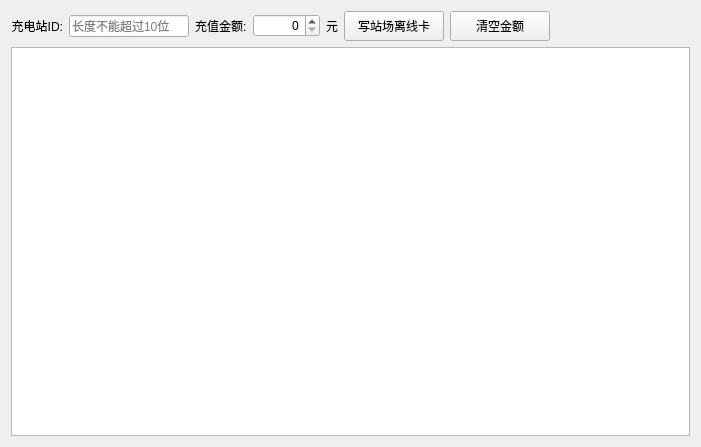
This is stationofflinewidget.ui in malx927/NfcPn532Card as Qt 5 draws it before an edit. The edited form follows.
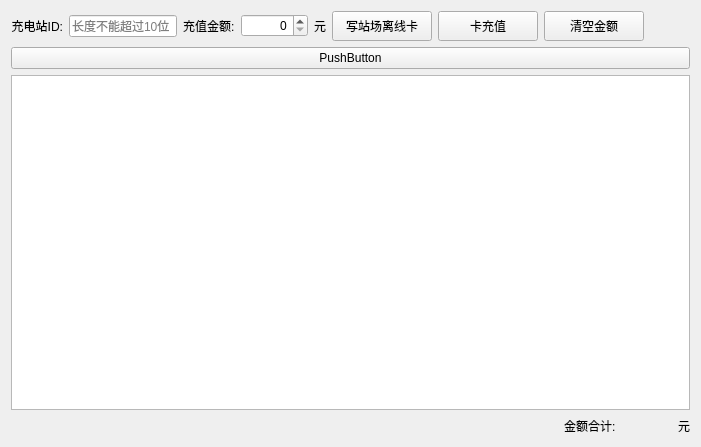
This is the edited form.

```diff
--- a/stationofflinewidget.ui
+++ b/stationofflinewidget.ui
@@ -79,6 +79,19 @@
        </property>
       </widget>
      </item>
+     <item>
+      <widget class="QPushButton" name="pushButton_2">
+       <property name="minimumSize">
+        <size>
+         <width>100</width>
+         <height>30</height>
+        </size>
+       </property>
+       <property name="text">
+        <string>卡充值</string>
+       </property>
+      </widget>
+     </item>
      <item>
       <widget class="QPushButton" name="clearMoneyButton">
        <property name="minimumSize">
@@ -107,9 +120,66 @@
      </item>
     </layout>
    </item>
+   <item>
+    <widget class="QPushButton" name="pushButton">
+     <property name="text">
+      <string>PushButton</string>
+     </property>
+    </widget>
+   </item>
    <item>
     <widget class="QTableView" name="stOfflineTableView"/>
    </item>
+   <item>
+    <layout class="QHBoxLayout" name="horizontalLayout_2">
+     <item>
+      <spacer name="horizontalSpacer_2">
+       <property name="orientation">
+        <enum>Qt::Horizontal</enum>
+       </property>
+       <property name="sizeHint" stdset="0">
+        <size>
+         <width>40</width>
+         <height>20</height>
+        </size>
+       </property>
+      </spacer>
+     </item>
+     <item>
+      <widget class="QLabel" name="label_5">
+       <property name="text">
+        <string>金额合计:</string>
+       </property>
+      </widget>
+     </item>
+     <item>
+      <widget class="QLabel" name="label_money">
+       <property name="minimumSize">
+        <size>
+         <width>50</width>
+         <height>0</height>
+        </size>
+       </property>
+       <property name="styleSheet">
+        <string notr="true">color:rgb(0, 0, 255)</string>
+       </property>
+       <property name="text">
+        <string/>
+       </property>
+       <property name="alignment">
+        <set>Qt::AlignCenter</set>
+       </property>
+      </widget>
+     </item>
+     <item>
+      <widget class="QLabel" name="label_6">
+       <property name="text">
+        <string>元</string>
+       </property>
+      </widget>
+     </item>
+    </layout>
+   </item>
   </layout>
  </widget>
  <resources/>
```
